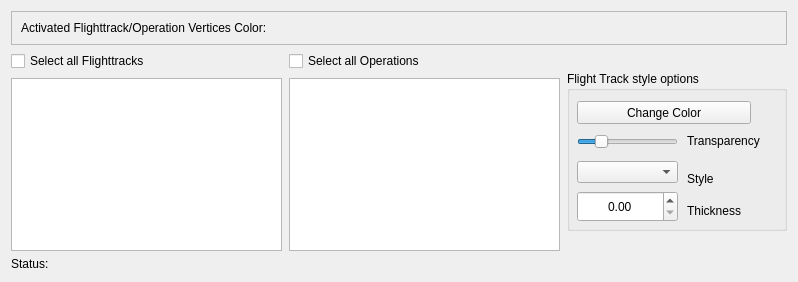
Before: the Qt Designer form mslib/msui/ui/ui_multiple_flightpath_dockwidget.ui in Open-MSS/MSS, drawn with Qt 5.
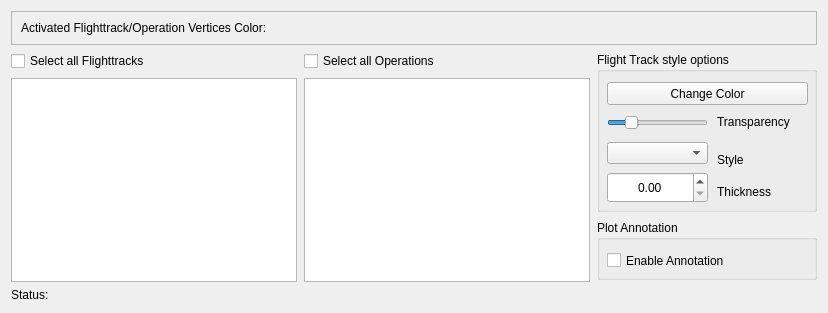
After: the same form once the commit is applied.

The edit to the form file:
```diff
--- a/mslib/msui/ui/ui_multiple_flightpath_dockwidget.ui
+++ b/mslib/msui/ui/ui_multiple_flightpath_dockwidget.ui
@@ -6,8 +6,8 @@
    <rect>
     <x>0</x>
     <y>0</y>
-    <width>798</width>
-    <height>282</height>
+    <width>828</width>
+    <height>313</height>
    </rect>
   </property>
   <property name="sizePolicy">
@@ -137,6 +137,8 @@
         </layout>
        </item>
        <item>
+        <layout class="QGridLayout" name="gridLayout_2">
+         <item row="0" column="0">
         <widget class="QGroupBox" name="groupBox">
          <property name="sizePolicy">
           <sizepolicy hsizetype="Fixed" vsizetype="Fixed">
@@ -158,7 +160,7 @@
            <rect>
             <x>10</x>
             <y>30</y>
-            <width>174</width>
+              <width>201</width>
             <height>23</height>
            </rect>
           </property>
@@ -257,6 +259,40 @@
           </property>
          </widget>
         </widget>
+         </item>
+         <item row="1" column="0">
+          <widget class="QGroupBox" name="groupBox_2">
+           <property name="sizePolicy">
+            <sizepolicy hsizetype="Fixed" vsizetype="Fixed">
+             <horstretch>0</horstretch>
+             <verstretch>0</verstretch>
+            </sizepolicy>
+           </property>
+           <property name="minimumSize">
+            <size>
+             <width>220</width>
+             <height>60</height>
+            </size>
+           </property>
+           <property name="title">
+            <string>Plot Annotation</string>
+           </property>
+           <widget class="QCheckBox" name="annotationCB">
+            <property name="geometry">
+             <rect>
+              <x>10</x>
+              <y>30</y>
+              <width>191</width>
+              <height>21</height>
+             </rect>
+            </property>
+            <property name="text">
+             <string>Enable Annotation</string>
+            </property>
+           </widget>
+          </widget>
+         </item>
+        </layout>
        </item>
       </layout>
      </item>
```
Lines whose indentation alone changed are shown as unchanged.
